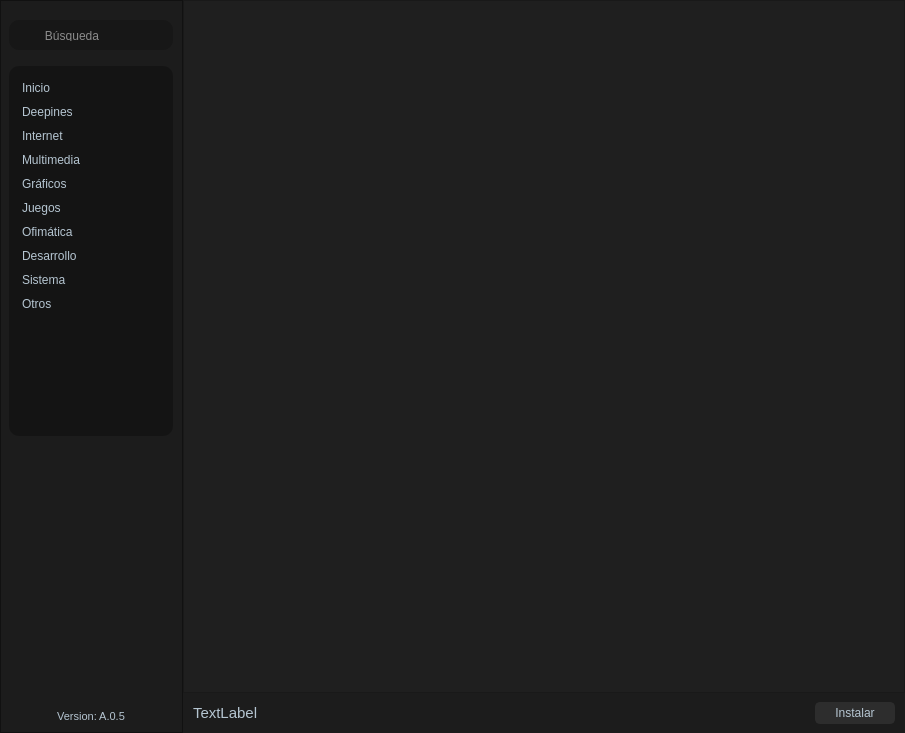
Above: guis/main.ui from deepin-espanol/deepines-store before the change. Below: the same form after it.
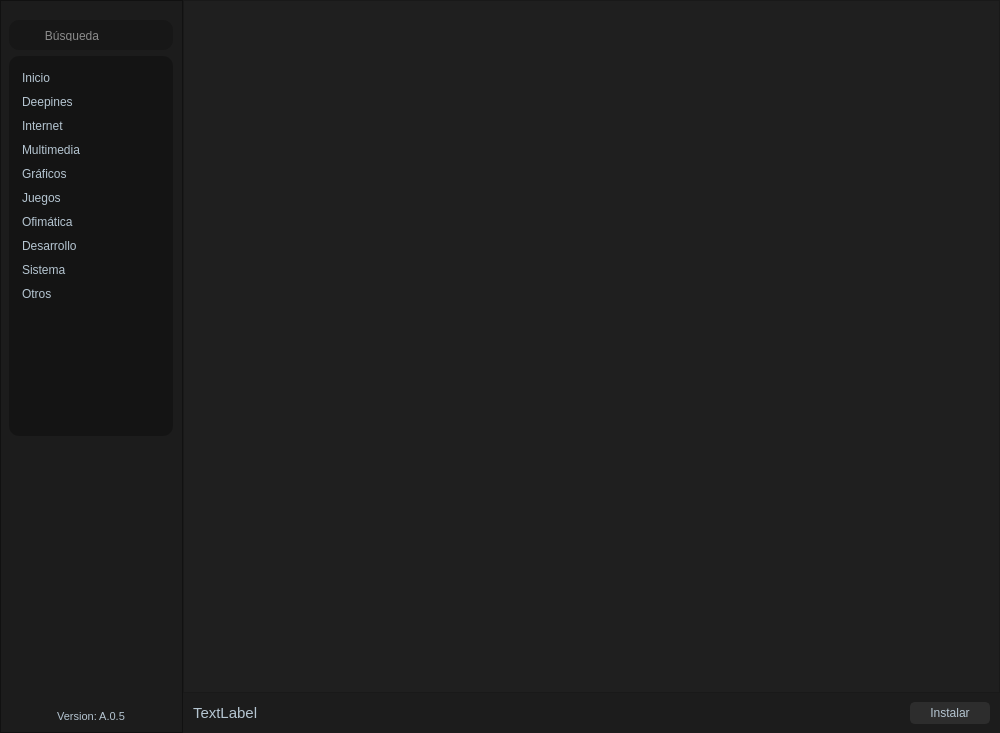
That is the form after the change. Icons and pictures are not drawn.

```diff
--- a/guis/main.ui
+++ b/guis/main.ui
@@ -6,14 +6,14 @@
    <rect>
     <x>0</x>
     <y>0</y>
-    <width>905</width>
+    <width>1000</width>
     <height>733</height>
    </rect>
   </property>
   <property name="minimumSize">
    <size>
-    <width>700</width>
-    <height>500</height>
+    <width>1000</width>
+    <height>650</height>
    </size>
   </property>
   <property name="windowTitle">
@@ -282,13 +282,13 @@
          <property name="minimumSize">
           <size>
            <width>0</width>
-           <height>370</height>
+           <height>380</height>
           </size>
          </property>
          <property name="maximumSize">
           <size>
            <width>16777215</width>
-           <height>350</height>
+           <height>380</height>
           </size>
          </property>
          <property name="styleSheet">
@@ -547,7 +547,7 @@
         <rect>
          <x>0</x>
          <y>0</y>
-         <width>720</width>
+         <width>815</width>
          <height>691</height>
         </rect>
        </property>
```
